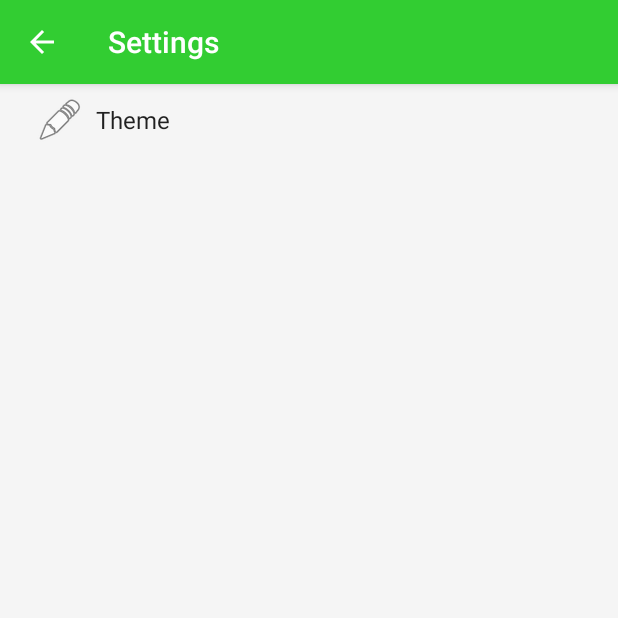
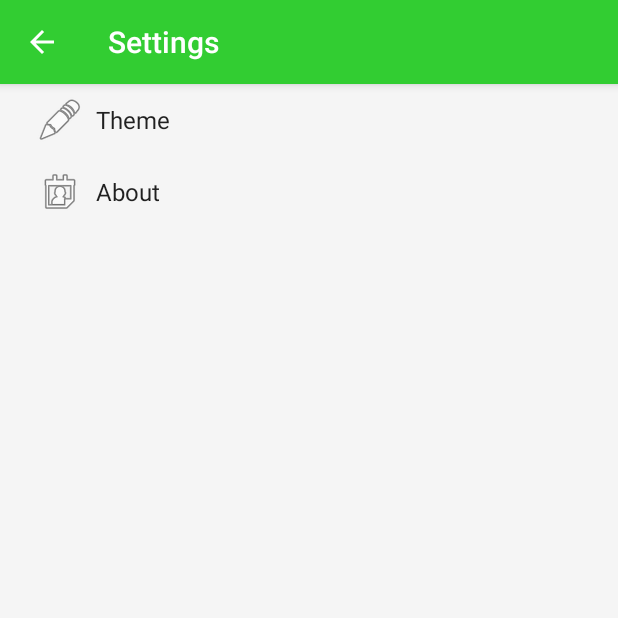
Before and after one commit to ThePieMonster/PunnettSquare, an Android app: the SettingsActivity screen opened directly, with no data from a screen before it, on a phone screen of 412 x 824 dp, the top half of it. Run offline under Robolectric (Android 15) with nearby library versions, the phone set to English and light mode, and no system bars.

Commit message:
Created "About" section

```diff
--- a/app/src/main/java/net/piestudios/app/punnettsquare/MainActivity.java
+++ b/app/src/main/java/net/piestudios/app/punnettsquare/MainActivity.java
@@ -75,7 +75,7 @@ public class MainActivity extends AppCompatActivity {
     };
 
     ColorStateList myColorAccentList = new ColorStateList(states, colors);
-    // ******************** Start Accent Color ********************
+    // ******************** End Accent Color ********************
 
     @Override
     protected void onCreate(Bundle savedInstanceState) {
@@ -216,7 +216,7 @@ public class MainActivity extends AppCompatActivity {
             square.addView(new TableRow(getApplicationContext()));
             for (int j = 0; j < length + 1; j++) {
                 ((TableRow)square.getChildAt(i)).addView(new TextView(getApplicationContext()));
-                ((TextView)((TableRow)square.getChildAt(i)).getChildAt(j)).setBackgroundColor(Color.MAGENTA);
+                ((TextView)((TableRow)square.getChildAt(i)).getChildAt(j)).setBackgroundColor(Color.MAGENTA); // Delete this when done testing square creation
                 //((TextView)((TableRow)square.getChildAt(i)).getChildAt(j)).setTextColor(Color.BLACK);
                 ((TextView)((TableRow)square.getChildAt(i)).getChildAt(j)).setLayoutParams(squareParams);
             }
--- a/app/src/main/res/values/strings.xml
+++ b/app/src/main/res/values/strings.xml
@@ -89,4 +89,6 @@
         <item>1</item>
     </string-array>
 
+    <!-- Theme -->
+    <string name="pref_header_about">About</string>
 </resources>
--- /dev/null
+++ b/app/src/main/res/xml/pref_about.xml
@@ -0,0 +1,5 @@
+<PreferenceScreen xmlns:android="http://schemas.android.com/apk/res/android">
+
+
+
+</PreferenceScreen>
--- a/app/src/main/res/xml/pref_headers.xml
+++ b/app/src/main/res/xml/pref_headers.xml
@@ -22,4 +22,9 @@
         android:icon="@android:drawable/ic_menu_edit"
         android:title="@string/pref_header_theme" />
 
+    <header
+        android:fragment="net.piestudios.app.punnettsquare.SettingsActivity$AboutPreferenceFragment"
+        android:icon="@android:drawable/ic_menu_my_calendar"
+        android:title="@string/pref_header_about" />
+
 </preference-headers>
```
Also changed, not shown: app/src/main/java/net/piestudios/app/punnettsquare/SettingsActivity.java (+27 -1 lines), app/src/main/res/drawable/ic_menu_edit_24dp.xml (deleted, +0 -7 lines). Lines whose indentation alone changed are shown as unchanged.
